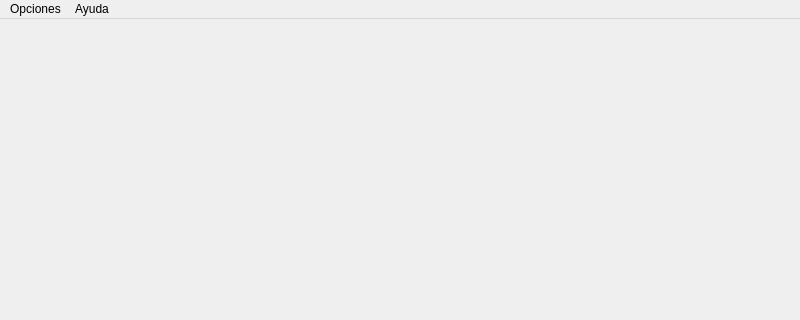
First picture: the form in principal.ui, repository HailNicole/App_Finanzas, before the edit; both pictures show x 0 to 800 and y 0 to 320 of the 800 by 600 pixel window.
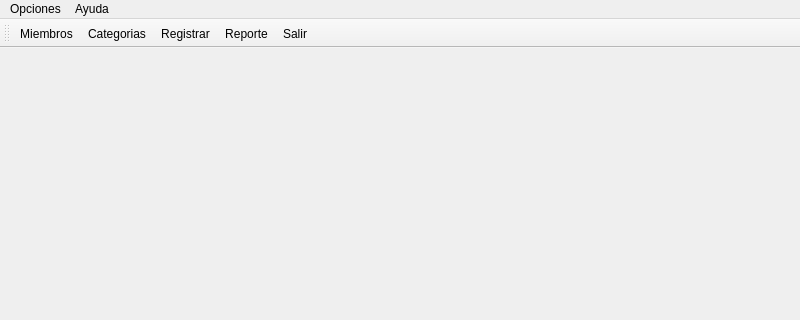
Second picture: the form after the edit. Icons and pictures are not drawn.

What changed in the file:
```diff
--- a/principal.ui
+++ b/principal.ui
@@ -50,7 +50,30 @@
    <addaction name="menuAcerca_de"/>
   </widget>
   <widget class="QStatusBar" name="statusbar"/>
+  <widget class="QToolBar" name="toolBar">
+   <property name="windowTitle">
+    <string>toolBar</string>
+   </property>
+   <attribute name="toolBarArea">
+    <enum>TopToolBarArea</enum>
+   </attribute>
+   <attribute name="toolBarBreak">
+    <bool>false</bool>
+   </attribute>
+   <addaction name="actionMiembros"/>
+   <addaction name="actionCategorias"/>
+   <addaction name="actionRegistrar"/>
+   <addaction name="actionReporte"/>
+   <addaction name="actionSalir"/>
+  </widget>
   <action name="actionMiembros">
+   <property name="enabled">
+    <bool>true</bool>
+   </property>
+   <property name="icon">
+    <iconset resource="recursos.qrc">
+     <normaloff>:/imagen/recursos/familia.png</normaloff>:/imagen/recursos/familia.png</iconset>
+   </property>
    <property name="text">
     <string>Miembros</string>
    </property>
@@ -75,6 +98,18 @@
     <string>Acerca de</string>
    </property>
   </action>
+  <action name="actionSalir">
+   <property name="icon">
+    <iconset resource="recursos.qrc">
+     <normaloff>:/imagen/recursos/boton.png</normaloff>:/imagen/recursos/boton.png</iconset>
+   </property>
+   <property name="text">
+    <string>Salir</string>
+   </property>
+   <property name="iconText">
+    <string>Salir</string>
+   </property>
+  </action>
  </widget>
  <resources>
   <include location="recursos.qrc"/>
```
Left out of the diff: 17 changed lines with no effect on the pictures.
